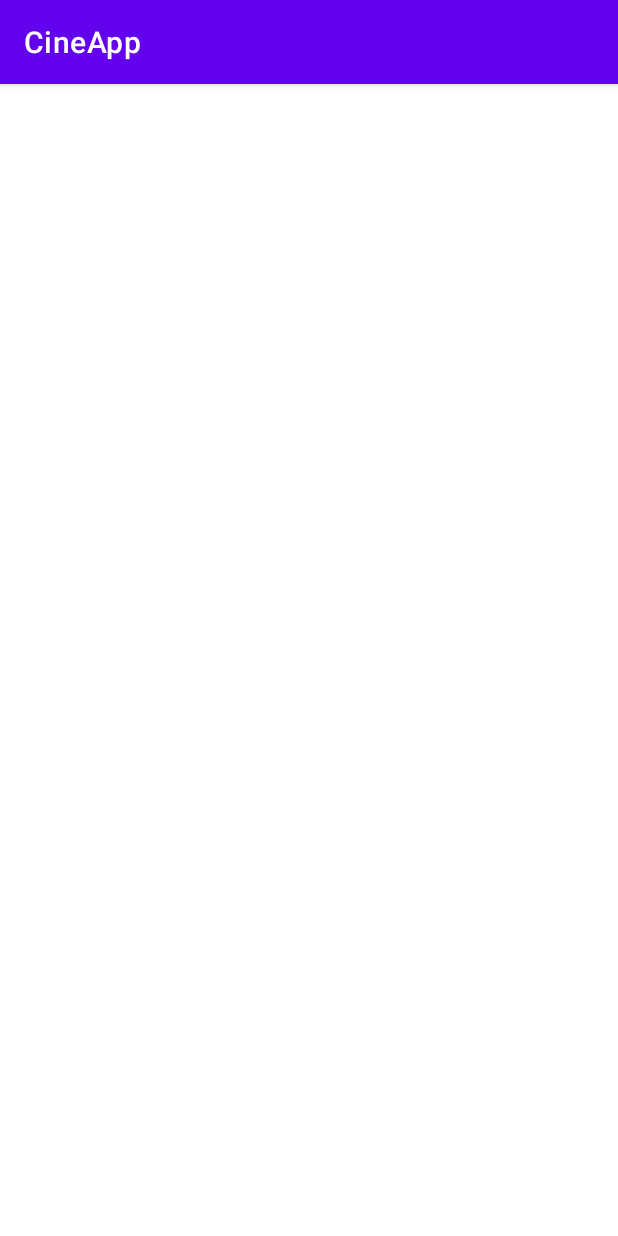
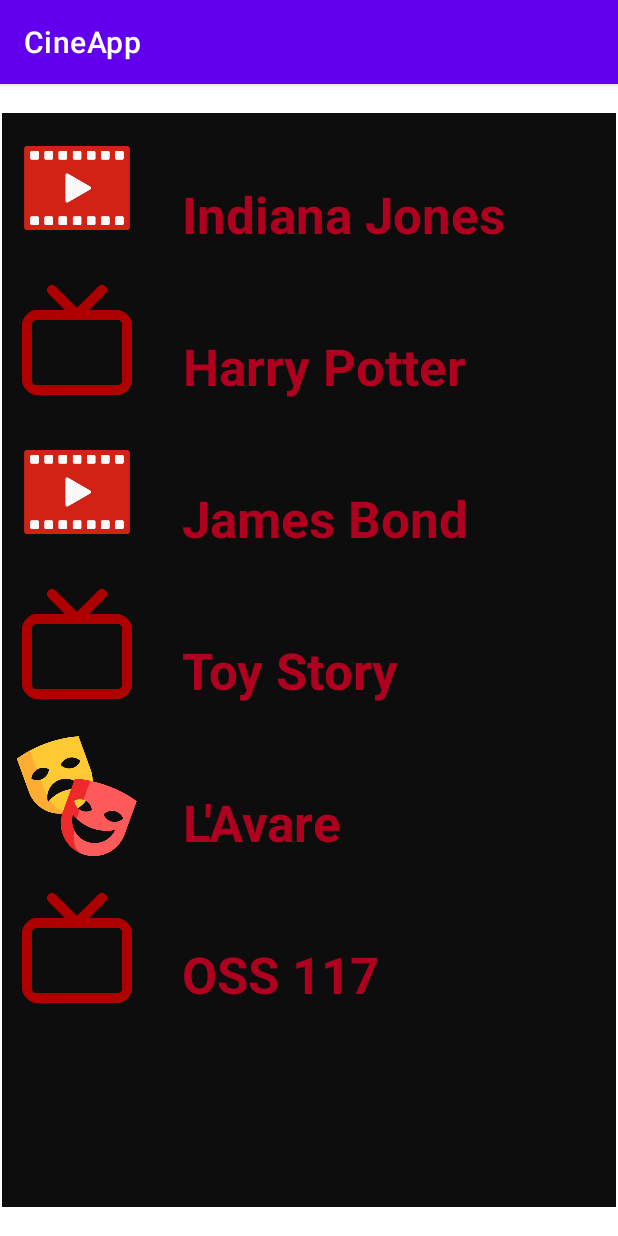
Before and after one commit to AstridGoo/CineApp, an Android app: the screen it shows after launch (MainActivity before the commit, ListViewSample after it), on a phone screen of 412 x 824 dp. Run offline under Robolectric (Android 15) with nearby library versions, the phone set to English and light mode, and no system bars.

Commit message:
Add MovieList
Menu with movies in ListView

```diff
--- a/app/src/main/AndroidManifest.xml
+++ b/app/src/main/AndroidManifest.xml
@@ -17,10 +17,7 @@
         android:theme="@style/Theme.CineApp"
         tools:targetApi="31">
         <activity
-            android:name=".CustomListView"
-            android:exported="false" />
-        <activity
-            android:name=".MainActivity"
+            android:name=".ListViewSample"
             android:exported="true">
             <intent-filter>
                 <action android:name="android.intent.action.MAIN" />
@@ -28,6 +25,19 @@
                 <category android:name="android.intent.category.LAUNCHER" />
             </intent-filter>
         </activity>
+        <activity
+            android:name=".CustomListView"
+            android:exported="false" />
+        <activity
+            android:name=".MainActivity"
+            android:exported="true">
+            <!--
+            <intent-filter>
+                <action android:name="android.intent.action.MAIN" />
+                <category android:name="android.intent.category.LAUNCHER" />
+            </intent-filter>
+            -->
+        </activity>
     </application>
 
 </manifest>
--- /dev/null
+++ b/app/src/main/java/com/example/cineapp/CustomBaseAdapter.java
@@ -0,0 +1,49 @@
+package com.example.cineapp;
+
+import android.content.Context;
+import android.view.LayoutInflater;
+import android.view.View;
+import android.view.ViewGroup;
+import android.widget.BaseAdapter;
+import android.widget.ImageView;
+import android.widget.TextView;
+
+public class CustomBaseAdapter extends BaseAdapter {
+
+    Context context;
+    String listMovie[];
+    int listImage[];
+    LayoutInflater inflater;
+
+    public CustomBaseAdapter(Context ctx, String[] movieList, int[] images){
+        this.context = ctx;
+        this.listMovie = movieList;
+        this.listImage = images;
+        inflater = LayoutInflater.from(ctx);
+    }
+
+    @Override
+    public int getCount() {
+        return listMovie.length;
+    }
+
+    @Override
+    public Object getItem(int i) {
+        return null;
+    }
+
+    @Override
+    public long getItemId(int i) {
+        return 0;
+    }
+
+    @Override
+    public View getView(int i, View view, ViewGroup viewGroup) {
+        view = inflater.inflate(R.layout.activity_custom_list_view, null);
+        TextView txtView = (TextView) view.findViewById(R.id.textListView);
+        ImageView movieImg = (ImageView) view.findViewById(R.id.imageIcon);
+        txtView.setText(listMovie[i]);
+        movieImg.setImageResource(listImage[i]);
+        return view;
+    }
+}
--- /dev/null
+++ b/app/src/main/java/com/example/cineapp/ListViewSample.java
@@ -0,0 +1,32 @@
+package com.example.cineapp;
+
+import androidx.appcompat.app.AppCompatActivity;
+
+import android.os.Bundle;
+import android.util.Log;
+import android.view.View;
+import android.widget.AdapterView;
+import android.widget.ListView;
+
+public class ListViewSample extends AppCompatActivity {
+    String movieList[] = {"Indiana Jones", "Harry Potter", "James Bond", "Toy Story", "L'Avare", "OSS 117"};
+    int movieImage[] = {R.drawable.icon_cinema, R.drawable.icon_tv, R.drawable.icon_cinema,
+            R.drawable.icon_tv, R.drawable.icon_theatre, R.drawable.icon_tv};
+
+    ListView listView;
+
+    @Override
+    protected void onCreate(Bundle savedInstanceState) {
+        super.onCreate(savedInstanceState);
+        setContentView(R.layout.activity_list_view);
+        listView = (ListView) findViewById(R.id.customListView);
+        CustomBaseAdapter customBaseAdapter = new CustomBaseAdapter(getApplicationContext(), movieList, movieImage);
+        listView.setAdapter(customBaseAdapter);
+        listView.setOnItemClickListener(new AdapterView.OnItemClickListener() {
+            @Override
+            public void onItemClick(AdapterView<?> adapterView, View view, int position, long l) {
+                Log.i("CUSTOM_LIST_VIEW", "Item is clicked @ Position :: " + position);
+            }
+        });
+    }
+}
--- a/app/src/main/java/com/example/cineapp/MainActivity.java
+++ b/app/src/main/java/com/example/cineapp/MainActivity.java
@@ -28,7 +28,7 @@ public class MainActivity extends AppCompatActivity {
     @Override
     protected void onCreate(Bundle savedInstanceState) {
         super.onCreate(savedInstanceState);
-        setContentView(R.layout.movie_list);
+        setContentView(R.layout.activity_main);
         initDatePicker();
         dateButton = findViewById(R.id.filmDate);
         dateButton.setText(getTodaysDate());
--- a/app/src/main/res/layout/activity_custom_list_view.xml
+++ b/app/src/main/res/layout/activity_custom_list_view.xml
@@ -1,9 +1,36 @@
 <?xml version="1.0" encoding="utf-8"?>
-<androidx.constraintlayout.widget.ConstraintLayout xmlns:android="http://schemas.android.com/apk/res/android"
+<RelativeLayout xmlns:android="http://schemas.android.com/apk/res/android"
     xmlns:app="http://schemas.android.com/apk/res-auto"
     xmlns:tools="http://schemas.android.com/tools"
     android:layout_width="match_parent"
     android:layout_height="match_parent"
+    android:background="#0D0D0D"
+    android:backgroundTint="#0D0D0D"
     tools:context=".CustomListView">
 
-</androidx.constraintlayout.widget.ConstraintLayout>
+    <ImageView
+        android:id="@+id/imageIcon"
+        android:layout_width="80dp"
+        android:layout_height="80dp"
+        android:layout_marginLeft="10dp"
+        android:layout_marginTop="10dp"
+        android:layout_marginRight="10dp"
+        android:layout_marginBottom="10dp"
+        android:background="#0D0D0D"
+        android:contentDescription="@string/imageIcon" />
+
+    <TextView
+        android:id="@+id/textListView"
+        android:layout_width="wrap_content"
+        android:layout_height="wrap_content"
+        android:layout_alignBottom="@id/imageIcon"
+        android:layout_alignParentBottom="false"
+        android:layout_marginStart="20dp"
+        android:layout_toEndOf="@+id/imageIcon"
+        android:gravity="center"
+        android:text="@string/myMovieTitle"
+        android:textColor="@color/design_default_color_error"
+        android:textSize="34sp"
+        android:textStyle="bold" />
+
+</RelativeLayout>
--- /dev/null
+++ b/app/src/main/res/layout/activity_list_view.xml
@@ -0,0 +1,19 @@
+<?xml version="1.0" encoding="utf-8"?>
+<androidx.constraintlayout.widget.ConstraintLayout xmlns:android="http://schemas.android.com/apk/res/android"
+    xmlns:app="http://schemas.android.com/apk/res-auto"
+    xmlns:tools="http://schemas.android.com/tools"
+    android:layout_width="match_parent"
+    android:layout_height="match_parent"
+    tools:context=".ListViewSample">
+
+    <ListView
+        android:id="@+id/customListView"
+        android:layout_width="409dp"
+        android:layout_height="729dp"
+        android:background="#0D0D0D"
+        app:layout_constraintBottom_toBottomOf="parent"
+        app:layout_constraintEnd_toEndOf="parent"
+        android:listSelector="@color/black"
+        app:layout_constraintStart_toStartOf="parent"
+        app:layout_constraintTop_toTopOf="parent" />
+</androidx.constraintlayout.widget.ConstraintLayout>
--- a/app/src/main/res/layout/movie_list.xml
+++ /dev/null
@@ -1,15 +0,0 @@
-<?xml version="1.0" encoding="utf-8"?>
-<androidx.constraintlayout.widget.ConstraintLayout xmlns:android="http://schemas.android.com/apk/res/android"
-    xmlns:tools="http://schemas.android.com/tools"
-    android:layout_width="match_parent"
-    android:layout_height="match_parent">
-
-    <ListView
-        android:layout_width="409dp"
-        android:layout_height="729dp"
-        tools:layout_editor_absoluteX="1dp"
-        tools:layout_editor_absoluteY="1dp"
-        android:id="@+id/customListView"
-        tools:ignore="MissingConstraints" />
-
-</androidx.constraintlayout.widget.ConstraintLayout>
--- a/app/src/main/res/values/strings.xml
+++ b/app/src/main/res/values/strings.xml
@@ -14,4 +14,6 @@
     <string name="date">01 JAN 2000</string>
     <string name="partenaires">partenaires</string>
     <string name="saveFilmButton">Enregistrer</string>
+    <string name="myMovieTitle">MyText</string>
+    <string name="imageIcon">TODO</string>
 </resources>
```
Also changed, not shown: app/src/main/res/drawable/icon_cinema.png (added), app/src/main/res/drawable/icon_theatre.png (added), app/src/main/res/drawable/icon_tv.png (added).
